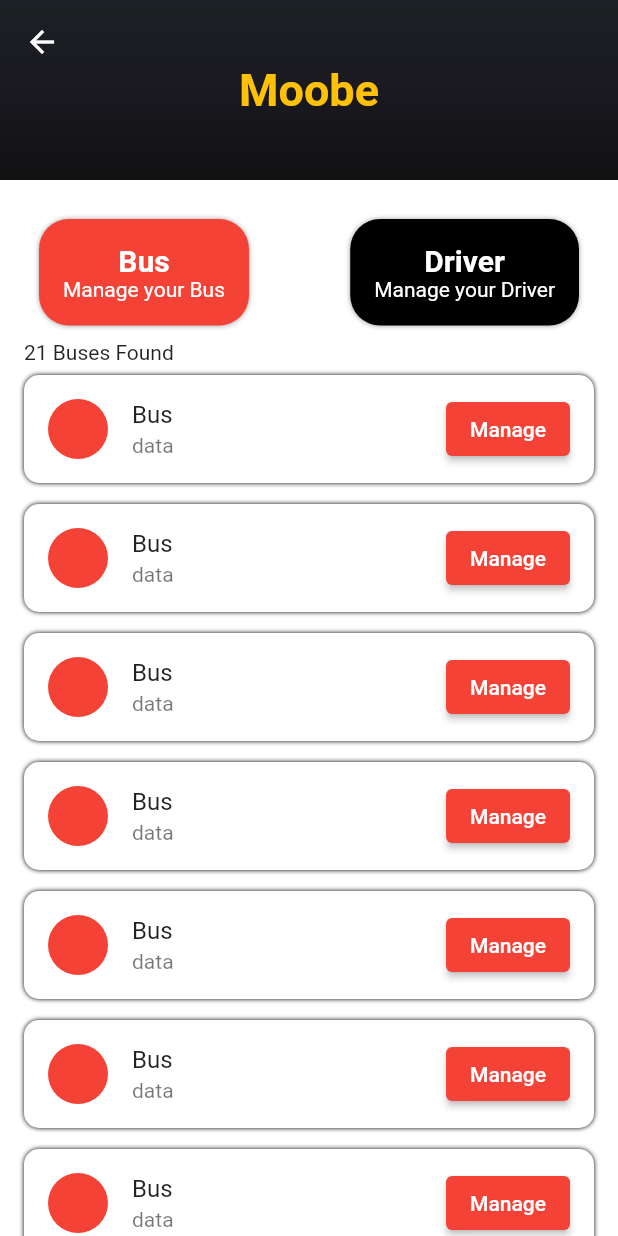
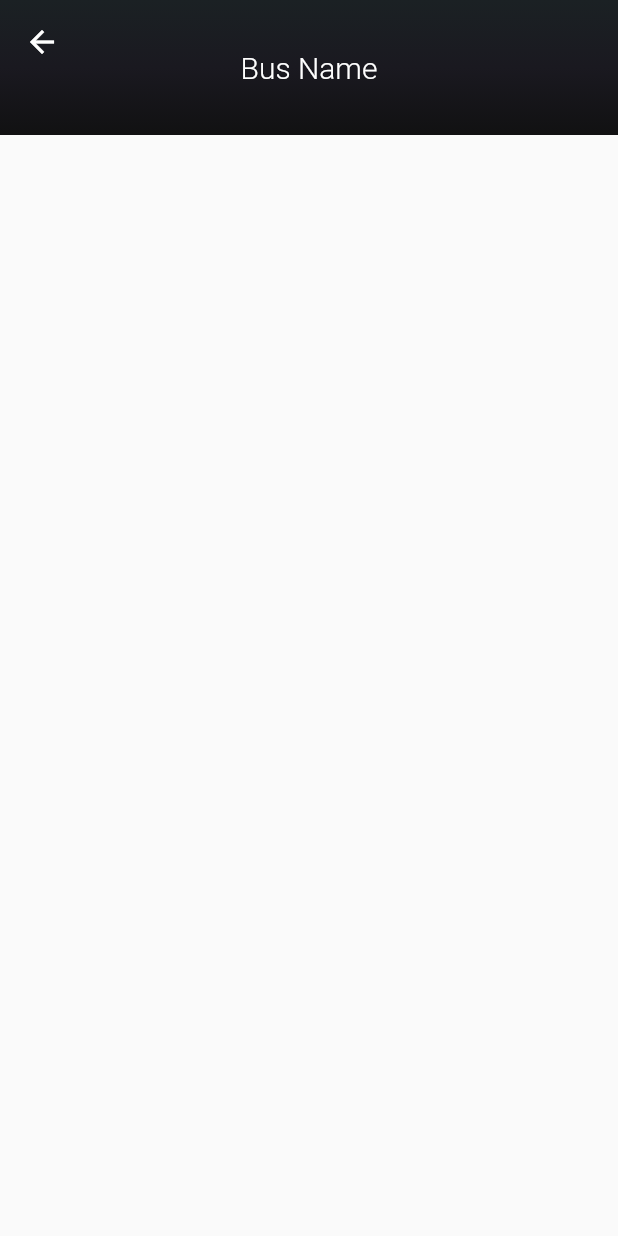
Before and after one commit to Amal-pk/Bus_App, a Flutter app: the HomePage screen opened directly, after a tap on "Manage", on a phone screen of 412 x 824 dp. Run offline on Flutter 3.47's test engine with Material 2 defaults, Android fonts, the phone set to English and light mode, and no system bars; our stand-ins replace dio, shared_preferences; accounts and stored records are empty.

Commit message:
Home_Page

```diff
--- /dev/null
+++ b/lib/app/Bus_Details/View/bus_details.dart
@@ -0,0 +1,62 @@
+import 'package:flutter/material.dart';
+
+class BusManage extends StatelessWidget {
+  const BusManage({super.key});
+
+  @override
+  Widget build(BuildContext context) {
+    return Scaffold(
+      body: CustomScrollView(
+        slivers: [
+          SliverAppBar(
+            leading: IconButton(
+              onPressed: () {
+                Navigator.pop(context);
+              },
+              icon: const Icon(
+                Icons.arrow_back,
+                color: Colors.white,
+              ),
+            ),
+            pinned: true,
+            backgroundColor: Colors.transparent,
+            expandedHeight: 90,
+            flexibleSpace: Container(
+              decoration: const BoxDecoration(
+                gradient: LinearGradient(
+                  colors: [
+                    Color.fromARGB(255, 27, 33, 36),
+                    Color.fromARGB(255, 26, 25, 32),
+                    Color.fromARGB(255, 17, 17, 18),
+                  ],
+                  end: Alignment.bottomCenter,
+                  begin: Alignment.topCenter,
+                ),
+              ),
+              child: const Align(
+                alignment: Alignment.center,
+                child: Padding(
+                  padding: EdgeInsets.all(16.0),
+                  child: Text(
+                    "Bus Name",
+                    style: TextStyle(
+                      color: Colors.white,
+                      fontSize: 20,
+                      fontWeight: FontWeight.w300,
+                    ),
+                  ),
+                ),
+              ),
+            ),
+          ),
+          SliverToBoxAdapter(
+            child: ListView(
+              shrinkWrap: true,
+              primary: false,
+            ),
+          ),
+        ],
+      ),
+    );
+  }
+}
--- a/lib/app/Home/Controller/homepage_controller.dart
+++ b/lib/app/Home/Controller/homepage_controller.dart
@@ -1,3 +1,12 @@
 import 'package:flutter/material.dart';
+import 'package:noviindus/app/Bus_Details/View/bus_details.dart';
 
-class HomePageController extends ChangeNotifier{}
+class HomePageController extends ChangeNotifier {
+  busManage(BuildContext context) {
+    Navigator.of(context).push(
+      MaterialPageRoute(
+        builder: (context) => const BusManage(),
+      ),
+    );
+  }
+}
--- a/lib/app/Home/View/homepage.dart
+++ b/lib/app/Home/View/homepage.dart
@@ -1,16 +1,26 @@
 import 'package:flutter/material.dart';
+import 'package:noviindus/app/Home/Controller/homepage_controller.dart';
 import 'package:noviindus/app/Home/View/widget/containers.dart';
+import 'package:provider/provider.dart';
 
 class HomePage extends StatelessWidget {
   const HomePage({super.key});
 
   @override
   Widget build(BuildContext context) {
+    final controller = Provider.of<HomePageController>(context);
     return Scaffold(
       backgroundColor: Colors.white,
       body: CustomScrollView(
         slivers: [
           SliverAppBar(
+            leading: IconButton(
+              onPressed: () {},
+              icon: const Icon(
+                Icons.arrow_back,
+                color: Colors.transparent,
+              ),
+            ),
             pinned: true,
             backgroundColor: Colors.transparent,
             expandedHeight: 120,
@@ -56,18 +66,21 @@ class HomePage extends StatelessWidget {
                         busorDriver: "Bus",
                         manage: "Manage your Bus",
                         clr: Colors.red,
+                        img:
+                            "asset/image/png-transparent-tourist-bus-bus-cycling-tourism-removebg-preview.png",
                       ),
                       TwoContainers(
                         busorDriver: "Driver",
                         manage: "Manage your Driver",
                         clr: Colors.black,
+                        img: "asset/image/Clay_Trevenen-removebg-preview.png",
                       )
                     ],
                   ),
-                  Text("21 Buses Found"),
+                  const Text("21 Buses Found"),
                   ListView.builder(
                     shrinkWrap: true,
-                    physics: ScrollPhysics(),
+                    physics: const ScrollPhysics(),
                     itemCount: 10,
                     itemBuilder: (context, index) {
                       return Container(
@@ -83,14 +96,16 @@ class HomePage extends StatelessWidget {
                           ],
                         ),
                         child: ListTile(
-                          leading: CircleAvatar(
+                          leading: const CircleAvatar(
                             backgroundColor: Colors.red,
                           ),
-                          title: Text("Bus"),
-                          subtitle: Text("data"),
+                          title: const Text("Bus"),
+                          subtitle: const Text("Name"),
                           trailing: ElevatedButton(
-                            onPressed: () {},
-                            child: Text("Manage"),
+                            onPressed: () {
+                              controller.busManage(context);
+                            },
+                            child: const Text("Manage"),
                           ),
                         ),
                       );
--- a/lib/app/Home/View/widget/containers.dart
+++ b/lib/app/Home/View/widget/containers.dart
@@ -6,16 +6,22 @@ class TwoContainers extends StatelessWidget {
     required this.busorDriver,
     required this.manage,
     required this.clr,
+    required this.img,
   });
   final String busorDriver;
   final String manage;
   final Color clr;
+  final String img;
 
   @override
   Widget build(BuildContext context) {
+    final wid = MediaQuery.of(context).size.width;
+    final high = MediaQuery.of(context).size.height;
     return Container(
-      margin: const EdgeInsets.all(10),
-      padding: const EdgeInsets.all(16),
+      margin: const EdgeInsets.all(8),
+      padding: const EdgeInsets.all(10),
+      width: wid / 2.6,
+      height: high / 3.5,
       alignment: Alignment.center,
       decoration: BoxDecoration(
         color: clr,
@@ -25,10 +31,13 @@ class TwoContainers extends StatelessWidget {
             blurRadius: 2,
             color: Colors.grey,
           )
-          ]),
+        ],
+      ),
       child: Column(
+        crossAxisAlignment: CrossAxisAlignment.end,
         children: [
-          Text(
+          Center(
+            child: Text(
               busorDriver,
               style: const TextStyle(
                 color: Colors.white,
@@ -36,13 +45,22 @@ class TwoContainers extends StatelessWidget {
                 fontWeight: FontWeight.bold,
               ),
             ),
-          Text(
+          ),
+          Center(
+            child: Text(
               manage,
               style: const TextStyle(
                 fontSize: 14,
                 color: Colors.white,
               ),
             ),
+          ),
+          Image(
+            fit: BoxFit.fill,
+            image: AssetImage(img),
+            height: 150,
+            width: 100,
+          ),
         ],
       ),
     );
--- a/lib/app/Login/Controller/login_controller.dart
+++ b/lib/app/Login/Controller/login_controller.dart
@@ -37,6 +37,7 @@ class LoginController extends ChangeNotifier {
       var token = loginRespoModel!.access;
       var refreshToken = loginRespoModel.refresh;
       log('tok$token  \nref$refreshToken');
+      log(loginRespoModel.urlId);
       saveToken(token, refreshToken);
       saveToSharedPref();
       if (loginRespoModel.status == true) {
@@ -69,7 +70,6 @@ class LoginController extends ChangeNotifier {
   }
 
   saveToSharedPref() async {
-
     final sharedPrefrence = await SharedPreferences.getInstance();
     sharedPrefrence.setString('email', emailController.text.trim());
     sharedPrefrence.setString('password', passwordController.text.trim());
--- a/pubspec.yaml
+++ b/pubspec.yaml
@@ -62,8 +62,8 @@ flutter:
   uses-material-design: true
 
   # To add assets to your application, add an assets section, like this:
-  # assets:
-  #   - images/a_dot_burr.jpeg
+  assets:
+    - asset/image/
   #   - images/a_dot_ham.jpeg
 
   # An image asset can refer to one or more resolution-specific "variants", see
```
Also changed, not shown: lib/app/Home/Model/new_tokens.dart (added, +19 -0 lines), lib/app/Login/View/login.dart (+16 -13 lines), lib/app/Splash/Controller/splash_controller.dart (+23 -6 lines), asset/image/Clay_Trevenen-removebg-preview.png (added), asset/image/png-transparent-tourist-bus-bus-cycling-tourism-removebg-preview.png (added), lib/app/Bus_Details/Details_Controller/details_controller.dart (added), lib/app/Home/Model/home_model.dart (added). Lines whose indentation alone changed are shown as unchanged.
